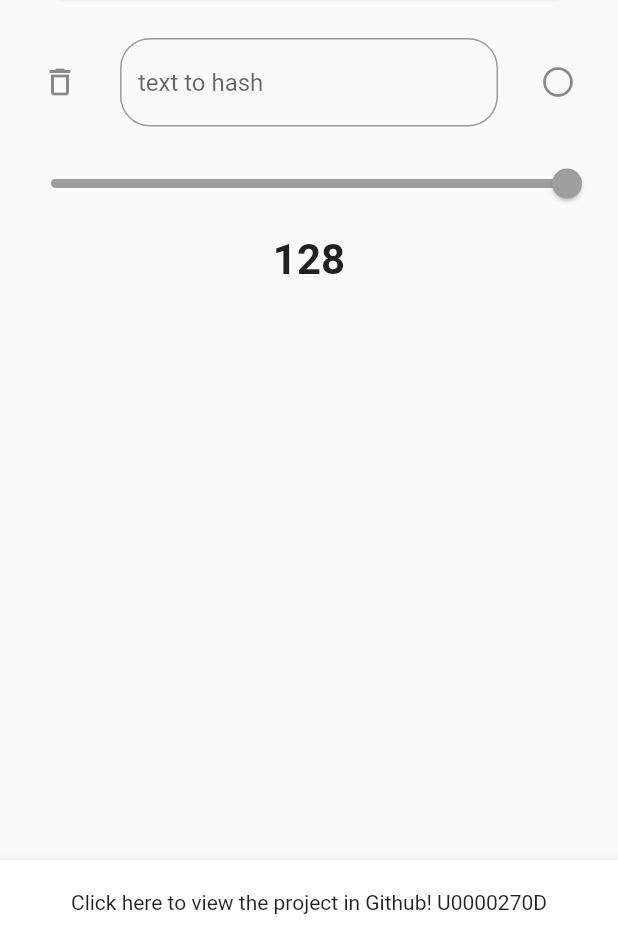
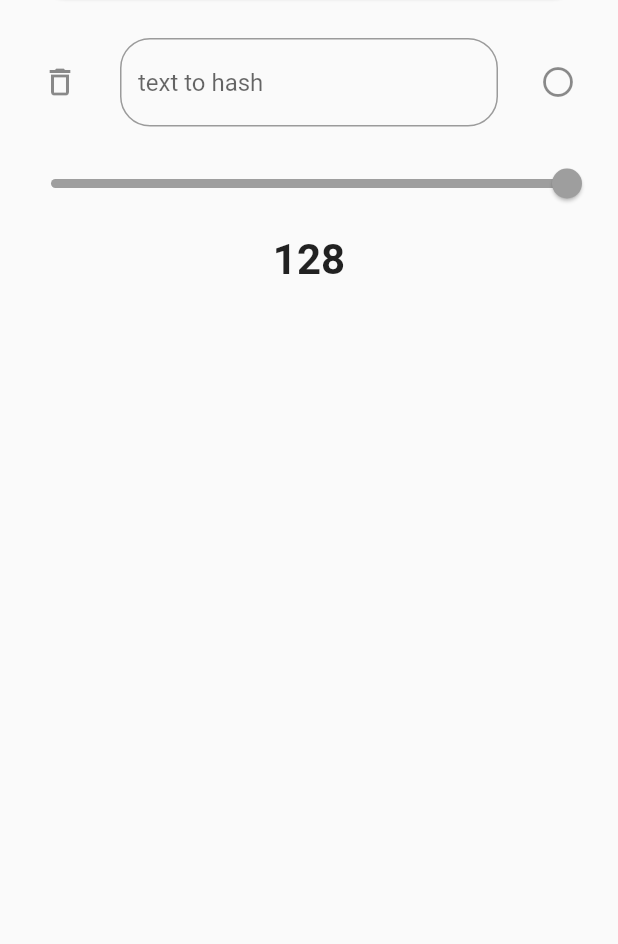
Before and after one commit to asimos-bot/sha512sum, a Flutter app: the screen it shows after launch, on a phone screen of 412 x 824 dp, the part 292-1236 px from its top. Run offline on Flutter 3.47's test engine with Material 2 defaults, Android fonts, the phone set to English and light mode, and no system bars.

Commit message:
removed bottom appbar

```diff
--- a/lib/main.dart
+++ b/lib/main.dart
@@ -1,7 +1,6 @@
 import 'package:flutter/material.dart';
 import 'panel.dart';
 import 'package:flutter/services.dart';
-import 'package:url_launcher/url_launcher.dart';
 
 void main() => runApp(MyApp());
 
@@ -32,19 +31,7 @@ class MyApp extends StatelessWidget {
             )
           )
         ),
-        body: Panel(),
-        bottomNavigationBar: BottomAppBar(
-          child: Padding(
-            padding: EdgeInsets.all(20),
-            child: GestureDetector(
-              onTap: () => launch('https://gitlab.com/asimos-bot/sha512sum'),
-              child: Text(
-                  'Click here to view the project in Github! \U0000270D',
-                  textAlign: TextAlign.center,
-              )
-            )
-          )
-        )
+        body: Panel()
       )
     );
   }
--- a/pubspec.yaml
+++ b/pubspec.yaml
@@ -19,7 +19,7 @@ environment:
 dependencies:
   crypto: ^2.1.4
   flutter_launcher_icons: ^0.7.4
-  url_launcher: ^5.4.5
+  link: ^1.1.0
   flutter:
     sdk: flutter
 
```
Also changed, not shown: pubspec.lock.
